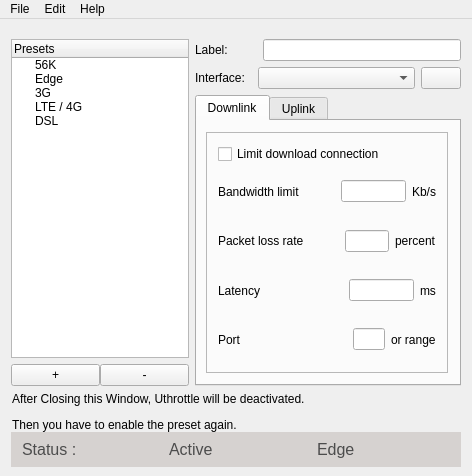
The window that mainwindow.ui (keshavbhatt/UThrottle) describes before a commit, drawn with Qt 5.
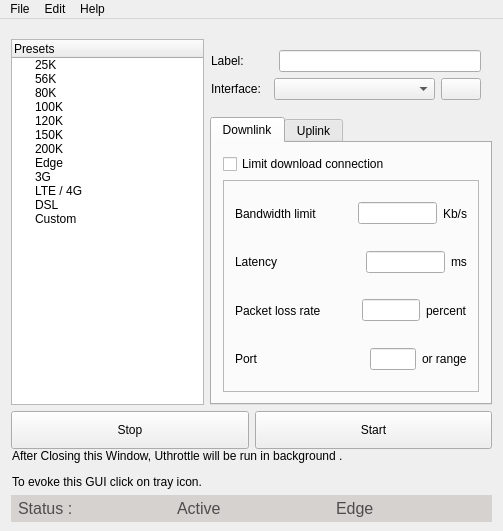
The same window after the commit. Icons and pictures are not drawn.

Commit message: Gui functionalities ready to implement core

The edit to the form file:
```diff
--- a/mainwindow.ui
+++ b/mainwindow.ui
@@ -6,8 +6,8 @@
    <rect>
     <x>0</x>
     <y>0</y>
-    <width>472</width>
-    <height>476</height>
+    <width>503</width>
+    <height>531</height>
    </rect>
   </property>
   <property name="windowTitle">
@@ -25,6 +25,250 @@
     <property name="bottomMargin">
      <number>9</number>
     </property>
+    <item row="1" column="0" rowspan="2">
+     <layout class="QVBoxLayout" name="verticalLayout">
+      <property name="sizeConstraint">
+       <enum>QLayout::SetDefaultConstraint</enum>
+      </property>
+      <item>
+       <widget class="QTreeWidget" name="treeWidget">
+        <property name="verticalScrollBarPolicy">
+         <enum>Qt::ScrollBarAlwaysOff</enum>
+        </property>
+        <property name="horizontalScrollBarPolicy">
+         <enum>Qt::ScrollBarAlwaysOff</enum>
+        </property>
+        <column>
+         <property name="text">
+          <string>Presets</string>
+         </property>
+        </column>
+        <item>
+         <property name="text">
+          <string>25K</string>
+         </property>
+         <property name="icon">
+          <iconset resource="res.qrc">
+           <normaloff>:/icons/list.png</normaloff>:/icons/list.png</iconset>
+         </property>
+        </item>
+        <item>
+         <property name="text">
+          <string>56K</string>
+         </property>
+         <property name="font">
+          <font>
+           <kerning>true</kerning>
+          </font>
+         </property>
+         <property name="icon">
+          <iconset resource="res.qrc">
+           <normaloff>:/icons/list.png</normaloff>:/icons/list.png</iconset>
+         </property>
+        </item>
+        <item>
+         <property name="text">
+          <string>80K</string>
+         </property>
+         <property name="icon">
+          <iconset resource="res.qrc">
+           <normaloff>:/icons/list.png</normaloff>:/icons/list.png</iconset>
+         </property>
+        </item>
+        <item>
+         <property name="text">
+          <string>100K</string>
+         </property>
+         <property name="icon">
+          <iconset resource="res.qrc">
+           <normaloff>:/icons/list.png</normaloff>:/icons/list.png</iconset>
+         </property>
+        </item>
+        <item>
+         <property name="text">
+          <string>120K</string>
+         </property>
+         <property name="icon">
+          <iconset resource="res.qrc">
+           <normaloff>:/icons/list.png</normaloff>:/icons/list.png</iconset>
+         </property>
+        </item>
+        <item>
+         <property name="text">
+          <string>150K</string>
+         </property>
+         <property name="icon">
+          <iconset resource="res.qrc">
+           <normaloff>:/icons/list.png</normaloff>:/icons/list.png</iconset>
+         </property>
+        </item>
+        <item>
+         <property name="text">
+          <string>200K</string>
+         </property>
+         <property name="icon">
+          <iconset resource="res.qrc">
+           <normaloff>:/icons/list.png</normaloff>:/icons/list.png</iconset>
+         </property>
+        </item>
+        <item>
+         <property name="text">
+          <string>Edge</string>
+         </property>
+         <property name="icon">
+          <iconset resource="res.qrc">
+           <normaloff>:/icons/list.png</normaloff>:/icons/list.png</iconset>
+         </property>
+        </item>
+        <item>
+         <property name="text">
+          <string>3G</string>
+         </property>
+         <property name="icon">
+          <iconset resource="res.qrc">
+           <normaloff>:/icons/list.png</normaloff>:/icons/list.png</iconset>
+         </property>
+        </item>
+        <item>
+         <property name="text">
+          <string>LTE / 4G</string>
+         </property>
+         <property name="icon">
+          <iconset resource="res.qrc">
+           <normaloff>:/icons/list.png</normaloff>:/icons/list.png</iconset>
+         </property>
+        </item>
+        <item>
+         <property name="text">
+          <string>DSL</string>
+         </property>
+         <property name="icon">
+          <iconset resource="res.qrc">
+           <normaloff>:/icons/list.png</normaloff>:/icons/list.png</iconset>
+         </property>
+        </item>
+        <item>
+         <property name="text">
+          <string>Custom</string>
+         </property>
+         <property name="icon">
+          <iconset resource="res.qrc">
+           <normaloff>:/icons/list.png</normaloff>:/icons/list.png</iconset>
+         </property>
+        </item>
+       </widget>
+      </item>
+     </layout>
+    </item>
+    <item row="11" column="0" colspan="2">
+     <layout class="QVBoxLayout" name="verticalLayout_6">
+      <property name="topMargin">
+       <number>0</number>
+      </property>
+      <item>
+       <layout class="QHBoxLayout" name="horizontalLayout_10">
+        <property name="spacing">
+         <number>6</number>
+        </property>
+        <property name="bottomMargin">
+         <number>0</number>
+        </property>
+        <item>
+         <layout class="QGridLayout" name="gridLayout_3">
+          <property name="spacing">
+           <number>0</number>
+          </property>
+          <item row="3" column="0">
+           <widget class="QFrame" name="frame">
+            <property name="frameShape">
+             <enum>QFrame::NoFrame</enum>
+            </property>
+            <property name="frameShadow">
+             <enum>QFrame::Plain</enum>
+            </property>
+            <layout class="QHBoxLayout" name="horizontalLayout_9">
+             <property name="spacing">
+              <number>0</number>
+             </property>
+             <property name="leftMargin">
+              <number>1</number>
+             </property>
+             <property name="topMargin">
+              <number>0</number>
+             </property>
+             <property name="rightMargin">
+              <number>0</number>
+             </property>
+             <property name="bottomMargin">
+              <number>0</number>
+             </property>
+             <item>
+              <widget class="QLabel" name="label">
+               <property name="text">
+                <string>&lt;html&gt;&lt;head/&gt;&lt;body&gt;&lt;p&gt;After Closing this Window, Uthrottle will be run in background .&lt;/p&gt;&lt;p&gt;To evoke this GUI click on tray icon. &lt;/p&gt;&lt;/body&gt;&lt;/html&gt;</string>
+               </property>
+              </widget>
+             </item>
+             <item>
+              <widget class="QLabel" name="label_12">
+               <property name="sizePolicy">
+                <sizepolicy hsizetype="Fixed" vsizetype="Fixed">
+                 <horstretch>0</horstretch>
+                 <verstretch>0</verstretch>
+                </sizepolicy>
+               </property>
+               <property name="text">
+                <string>&lt;html&gt;&lt;head/&gt;&lt;body&gt;&lt;p align=&quot;right&quot;&gt;&lt;img height=&quot;100&quot; width=&quot;100&quot; src=&quot;:/icons/icon.png&quot;/&gt;&lt;/p&gt;&lt;/body&gt;&lt;/html&gt;</string>
+               </property>
+              </widget>
+             </item>
+            </layout>
+           </widget>
+          </item>
+          <item row="1" column="0">
+           <layout class="QHBoxLayout" name="horizontalLayout_8">
+            <property name="leftMargin">
+             <number>0</number>
+            </property>
+            <property name="topMargin">
+             <number>0</number>
+            </property>
+            <item>
+             <widget class="QPushButton" name="stopThrottleBtn">
+              <property name="enabled">
+               <bool>true</bool>
+              </property>
+              <property name="styleSheet">
+               <string notr="true">height:30px;
+
+</string>
+              </property>
+              <property name="text">
+               <string>Stop</string>
+              </property>
+             </widget>
+            </item>
+            <item>
+             <widget class="QPushButton" name="startThrottleBtn">
+              <property name="styleSheet">
+               <string notr="true">height:30px;
+
+
+</string>
+              </property>
+              <property name="text">
+               <string>Start</string>
+              </property>
+             </widget>
+            </item>
+           </layout>
+          </item>
+         </layout>
+        </item>
+       </layout>
+      </item>
+     </layout>
+    </item>
     <item row="2" column="1">
      <widget class="QTabWidget" name="tabWidget">
       <property name="tabPosition">
@@ -44,21 +288,9 @@
        <attribute name="title">
         <string>Downlink</string>
        </attribute>
-       <layout class="QGridLayout" name="gridLayout_2">
-        <property name="leftMargin">
-         <number>9</number>
-        </property>
-        <item row="0" column="0">
-         <widget class="QFrame" name="downlinkframe">
-          <property name="frameShape">
-           <enum>QFrame::StyledPanel</enum>
-          </property>
-          <property name="frameShadow">
-           <enum>QFrame::Raised</enum>
-          </property>
-          <layout class="QVBoxLayout" name="verticalLayout_5">
+       <layout class="QVBoxLayout" name="verticalLayout_12">
            <item>
-            <widget class="QCheckBox" name="checkBox">
+         <widget class="QCheckBox" name="limitDownloadCheckBox">
              <property name="text">
               <string>Limit download connection</string>
              </property>
@@ -75,16 +307,25 @@
             </widget>
            </item>
            <item>
-            <layout class="QHBoxLayout" name="horizontalLayout_4">
+         <widget class="QFrame" name="downlinkFrame">
+          <property name="frameShape">
+           <enum>QFrame::StyledPanel</enum>
+          </property>
+          <property name="frameShadow">
+           <enum>QFrame::Raised</enum>
+          </property>
+          <layout class="QVBoxLayout" name="verticalLayout_11">
              <item>
-              <widget class="QLabel" name="label_4">
+            <layout class="QHBoxLayout" name="horizontalLayout_24">
+             <item>
+              <widget class="QLabel" name="label_40">
                <property name="text">
                 <string>Bandwidth limit</string>
                </property>
               </widget>
              </item>
              <item>
-              <spacer name="horizontalSpacer_7">
+              <spacer name="horizontalSpacer_10">
                <property name="orientation">
                 <enum>Qt::Horizontal</enum>
                </property>
@@ -103,7 +344,7 @@
               <widget class="QLineEdit" name="downloadlimit"/>
              </item>
              <item>
-              <widget class="QLabel" name="label_5">
+              <widget class="QLabel" name="label_41">
                <property name="text">
                 <string>Kb/s</string>
                </property>
@@ -112,53 +353,16 @@
             </layout>
            </item>
            <item>
-            <layout class="QHBoxLayout" name="horizontalLayout_5">
+            <layout class="QHBoxLayout" name="horizontalLayout_25">
              <item>
-              <widget class="QLabel" name="label_6">
-               <property name="text">
-                <string>Packet loss rate</string>
-               </property>
-              </widget>
-             </item>
-             <item>
-              <spacer name="horizontalSpacer_13">
-               <property name="orientation">
-                <enum>Qt::Horizontal</enum>
-               </property>
-               <property name="sizeType">
-                <enum>QSizePolicy::Fixed</enum>
-               </property>
-               <property name="sizeHint" stdset="0">
-                <size>
-                 <width>35</width>
-                 <height>20</height>
-                </size>
-               </property>
-              </spacer>
-             </item>
-             <item>
-              <widget class="QLineEdit" name="lineEdit_4"/>
-             </item>
-             <item>
-              <widget class="QLabel" name="label_7">
-               <property name="text">
-                <string>percent</string>
-               </property>
-              </widget>
-             </item>
-            </layout>
-           </item>
-           <item>
-            <layout class="QHBoxLayout" name="horizontalLayout_6">
-             <item>
-              <widget class="QLabel" name="label_8">
+              <widget class="QLabel" name="label_42">
                <property name="text">
                 <string>Latency</string>
                </property>
               </widget>
              </item>
              <item>
-              <spacer name="horizontalSpacer_14">
+              <spacer name="horizontalSpacer_23">
                <property name="orientation">
                 <enum>Qt::Horizontal</enum>
                </property>
@@ -174,10 +378,10 @@
               </spacer>
              </item>
              <item>
-              <widget class="QLineEdit" name="lineEdit_5"/>
+              <widget class="QLineEdit" name="lineEdit_16"/>
              </item>
              <item>
-              <widget class="QLabel" name="label_9">
+              <widget class="QLabel" name="label_43">
                <property name="text">
                 <string>ms</string>
                </property>
@@ -186,16 +390,53 @@
             </layout>
            </item>
            <item>
-            <layout class="QHBoxLayout" name="horizontalLayout_7">
+            <layout class="QHBoxLayout" name="horizontalLayout_26">
              <item>
-              <widget class="QLabel" name="label_10">
+              <widget class="QLabel" name="label_44">
+               <property name="text">
+                <string>Packet loss rate</string>
+               </property>
+              </widget>
+             </item>
+             <item>
+              <spacer name="horizontalSpacer_24">
+               <property name="orientation">
+                <enum>Qt::Horizontal</enum>
+               </property>
+               <property name="sizeType">
+                <enum>QSizePolicy::Fixed</enum>
+               </property>
+               <property name="sizeHint" stdset="0">
+                <size>
+                 <width>35</width>
+                 <height>20</height>
+                </size>
+               </property>
+              </spacer>
+             </item>
+             <item>
+              <widget class="QLineEdit" name="lineEdit_17"/>
+             </item>
+             <item>
+              <widget class="QLabel" name="label_45">
+               <property name="text">
+                <string>percent</string>
+               </property>
+              </widget>
+             </item>
+            </layout>
+           </item>
+           <item>
+            <layout class="QHBoxLayout" name="horizontalLayout_27">
+             <item>
+              <widget class="QLabel" name="label_46">
                <property name="text">
                 <string>Port</string>
                </property>
               </widget>
              </item>
              <item>
-              <spacer name="horizontalSpacer_15">
+              <spacer name="horizontalSpacer_25">
                <property name="orientation">
                 <enum>Qt::Horizontal</enum>
                </property>
@@ -211,10 +452,10 @@
               </spacer>
              </item>
              <item>
-              <widget class="QLineEdit" name="lineEdit_6"/>
+              <widget class="QLineEdit" name="lineEdit_18"/>
              </item>
              <item>
-              <widget class="QLabel" name="label_11">
+              <widget class="QLabel" name="label_47">
                <property name="text">
                 <string>or range</string>
                </property>
@@ -417,10 +658,61 @@
       </widget>
      </widget>
     </item>
+    <item row="12" column="0" colspan="2">
+     <widget class="QFrame" name="horizontalFrame">
+      <property name="autoFillBackground">
+       <bool>false</bool>
+      </property>
+      <property name="styleSheet">
+       <string notr="true">background-color: rgb(214, 210, 208);
+padding:2px;
+</string>
+      </property>
+      <layout class="QHBoxLayout" name="horizontalLayout_22">
+       <property name="spacing">
+        <number>0</number>
+       </property>
+       <property name="leftMargin">
+        <number>0</number>
+       </property>
+       <property name="topMargin">
+        <number>0</number>
+       </property>
+       <property name="rightMargin">
+        <number>0</number>
+       </property>
+       <property name="bottomMargin">
+        <number>0</number>
+       </property>
+       <item>
+        <widget class="QLabel" name="label_37">
+         <property name="text">
+          <string>&lt;html&gt;&lt;head/&gt;&lt;body&gt;&lt;p&gt;&lt;span style=&quot; font-size:12pt; color:#4c4c4c;&quot;&gt;Status :&lt;/span&gt;&lt;/p&gt;&lt;/body&gt;&lt;/html&gt;</string>
+         </property>
+        </widget>
+       </item>
+       <item>
+        <widget class="QLabel" name="label_38">
+         <property name="text">
+          <string>&lt;html&gt;&lt;head/&gt;&lt;body&gt;&lt;p&gt;&lt;span style=&quot; font-size:12pt; color:#4c4c4c;&quot;&gt;Active&lt;/span&gt;&lt;/p&gt;&lt;/body&gt;&lt;/html&gt;</string>
+         </property>
+        </widget>
+       </item>
+       <item>
+        <widget class="QLabel" name="label_39">
+         <property name="text">
+          <string>&lt;html&gt;&lt;head/&gt;&lt;body&gt;&lt;p&gt;&lt;span style=&quot; font-size:12pt; color:#4c4c4c;&quot;&gt;Edge&lt;/span&gt;&lt;/p&gt;&lt;/body&gt;&lt;/html&gt;</string>
+         </property>
+        </widget>
+       </item>
+      </layout>
+     </widget>
+    </item>
     <item row="1" column="1">
+     <widget class="QFrame" name="mainFrame">
      <layout class="QVBoxLayout" name="verticalLayout_2">
       <property name="leftMargin">
-       <number>0</number>
+        <number>1</number>
       </property>
       <item>
        <layout class="QHBoxLayout" name="horizontalLayout_2">
@@ -530,214 +822,7 @@
        </layout>
       </item>
      </layout>
-    </item>
-    <item row="5" column="0" colspan="2">
-     <layout class="QHBoxLayout" name="horizontalLayout_10">
-      <property name="spacing">
-       <number>6</number>
-      </property>
-      <property name="bottomMargin">
-       <number>0</number>
-      </property>
-      <item>
-       <layout class="QGridLayout" name="gridLayout_3">
-        <property name="spacing">
-         <number>0</number>
-        </property>
-        <item row="2" column="0">
-         <widget class="QFrame" name="frame">
-          <property name="frameShape">
-           <enum>QFrame::NoFrame</enum>
-          </property>
-          <property name="frameShadow">
-           <enum>QFrame::Plain</enum>
-          </property>
-          <layout class="QHBoxLayout" name="horizontalLayout_9">
-           <property name="spacing">
-            <number>0</number>
-           </property>
-           <property name="leftMargin">
-            <number>1</number>
-           </property>
-           <property name="topMargin">
-            <number>0</number>
-           </property>
-           <property name="rightMargin">
-            <number>0</number>
-           </property>
-           <property name="bottomMargin">
-            <number>0</number>
-           </property>
-           <item>
-            <widget class="QLabel" name="label">
-             <property name="text">
-              <string>&lt;html&gt;&lt;head/&gt;&lt;body&gt;&lt;p&gt;After Closing this Window, Uthrottle will be deactivated. &lt;/p&gt;&lt;p&gt;Then you have to enable the preset again.&lt;/p&gt;&lt;/body&gt;&lt;/html&gt;</string>
-             </property>
-            </widget>
-           </item>
-           <item>
-            <widget class="QLabel" name="label_12">
-             <property name="sizePolicy">
-              <sizepolicy hsizetype="Fixed" vsizetype="Fixed">
-               <horstretch>0</horstretch>
-               <verstretch>0</verstretch>
-              </sizepolicy>
-             </property>
-             <property name="text">
-              <string>&lt;html&gt;&lt;head/&gt;&lt;body&gt;&lt;p align=&quot;right&quot;&gt;&lt;img height=&quot;100&quot; width=&quot;100&quot; src=&quot;:/icons/icon.png&quot;/&gt;&lt;/p&gt;&lt;/body&gt;&lt;/html&gt;</string>
-             </property>
-            </widget>
-           </item>
-          </layout>
-         </widget>
-        </item>
-        <item row="3" column="0">
-         <widget class="QFrame" name="horizontalFrame">
-          <property name="autoFillBackground">
-           <bool>false</bool>
-          </property>
-          <property name="styleSheet">
-           <string notr="true">background-color: rgb(214, 210, 208);
-padding:4px;
-</string>
-          </property>
-          <layout class="QHBoxLayout" name="horizontalLayout_22">
-           <property name="spacing">
-            <number>0</number>
-           </property>
-           <property name="leftMargin">
-            <number>0</number>
-           </property>
-           <property name="topMargin">
-            <number>0</number>
-           </property>
-           <property name="rightMargin">
-            <number>0</number>
-           </property>
-           <property name="bottomMargin">
-            <number>0</number>
-           </property>
-           <item>
-            <widget class="QLabel" name="label_37">
-             <property name="text">
-              <string>&lt;html&gt;&lt;head/&gt;&lt;body&gt;&lt;p&gt;&lt;span style=&quot; font-size:12pt; color:#4c4c4c;&quot;&gt;Status :&lt;/span&gt;&lt;/p&gt;&lt;/body&gt;&lt;/html&gt;</string>
-             </property>
-            </widget>
-           </item>
-           <item>
-            <widget class="QLabel" name="label_38">
-             <property name="text">
-              <string>&lt;html&gt;&lt;head/&gt;&lt;body&gt;&lt;p&gt;&lt;span style=&quot; font-size:12pt; color:#4c4c4c;&quot;&gt;Active&lt;/span&gt;&lt;/p&gt;&lt;/body&gt;&lt;/html&gt;</string>
-             </property>
-            </widget>
-           </item>
-           <item>
-            <widget class="QLabel" name="label_39">
-             <property name="text">
-              <string>&lt;html&gt;&lt;head/&gt;&lt;body&gt;&lt;p&gt;&lt;span style=&quot; font-size:12pt; color:#4c4c4c;&quot;&gt;Edge&lt;/span&gt;&lt;/p&gt;&lt;/body&gt;&lt;/html&gt;</string>
-             </property>
-            </widget>
-           </item>
-          </layout>
-         </widget>
-        </item>
-       </layout>
-      </item>
-     </layout>
-    </item>
-    <item row="1" column="0" rowspan="2">
-     <layout class="QVBoxLayout" name="verticalLayout">
-      <property name="sizeConstraint">
-       <enum>QLayout::SetDefaultConstraint</enum>
-      </property>
-      <item>
-       <widget class="QTreeWidget" name="treeWidget">
-        <property name="verticalScrollBarPolicy">
-         <enum>Qt::ScrollBarAlwaysOff</enum>
-        </property>
-        <property name="horizontalScrollBarPolicy">
-         <enum>Qt::ScrollBarAlwaysOff</enum>
-        </property>
-        <column>
-         <property name="text">
-          <string>Presets</string>
-         </property>
-        </column>
-        <item>
-         <property name="text">
-          <string>56K</string>
-         </property>
-         <property name="icon">
-          <iconset resource="res.qrc">
-           <normaloff>:/icons/list.png</normaloff>:/icons/list.png</iconset>
-         </property>
-        </item>
-        <item>
-         <property name="text">
-          <string>Edge</string>
-         </property>
-         <property name="icon">
-          <iconset resource="res.qrc">
-           <normaloff>:/icons/list.png</normaloff>:/icons/list.png</iconset>
-         </property>
-        </item>
-        <item>
-         <property name="text">
-          <string>3G</string>
-         </property>
-         <property name="icon">
-          <iconset resource="res.qrc">
-           <normaloff>:/icons/list.png</normaloff>:/icons/list.png</iconset>
-         </property>
-        </item>
-        <item>
-         <property name="text">
-          <string>LTE / 4G</string>
-         </property>
-         <property name="icon">
-          <iconset resource="res.qrc">
-           <normaloff>:/icons/list.png</normaloff>:/icons/list.png</iconset>
-         </property>
-        </item>
-        <item>
-         <property name="text">
-          <string>DSL</string>
-         </property>
-         <property name="icon">
-          <iconset resource="res.qrc">
-           <normaloff>:/icons/list.png</normaloff>:/icons/list.png</iconset>
-         </property>
-        </item>
-       </widget>
-      </item>
-      <item>
-       <layout class="QHBoxLayout" name="horizontalLayout">
-        <property name="spacing">
-         <number>0</number>
-        </property>
-        <property name="topMargin">
-         <number>0</number>
-        </property>
-        <property name="rightMargin">
-         <number>0</number>
-        </property>
-        <item>
-         <widget class="QPushButton" name="pushButton">
-          <property name="text">
-           <string>+</string>
-          </property>
-         </widget>
-        </item>
-        <item>
-         <widget class="QPushButton" name="pushButton_2">
-          <property name="text">
-           <string>-</string>
-          </property>
-         </widget>
-        </item>
-       </layout>
-      </item>
-     </layout>
+     </widget>
     </item>
    </layout>
   </widget>
@@ -746,7 +831,7 @@
     <rect>
      <x>0</x>
      <y>0</y>
-     <width>472</width>
+     <width>503</width>
      <height>23</height>
     </rect>
    </property>
```
Left out of the diff: 94 changed lines with no effect on the pictures. Lines whose indentation alone changed are shown as unchanged. The commit also changes 4 other files.
